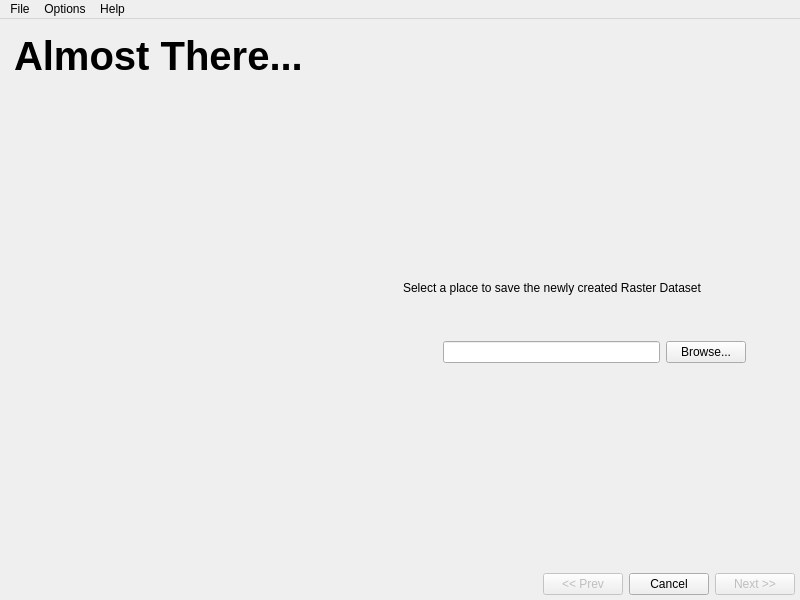
Before: the Qt Designer form new_wizard2.ui in stramel/drasterblaster, drawn with Qt 5.
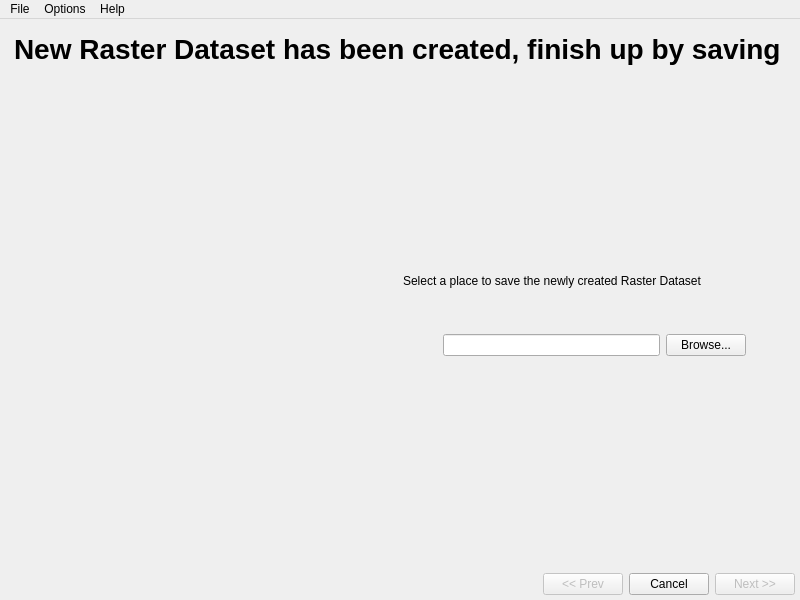
After: the same form once the commit is applied. The open tabs and pages were chosen to show the change. Icons and pictures are not drawn.

Patch:
```diff
--- a/new_wizard2.ui
+++ b/new_wizard2.ui
@@ -473,13 +473,13 @@
          <widget class="QLabel" name="AlmostThere">
           <property name="font">
            <font>
-            <pointsize>30</pointsize>
+            <pointsize>21</pointsize>
             <weight>75</weight>
             <bold>true</bold>
            </font>
           </property>
           <property name="text">
-           <string>Almost There...</string>
+           <string>New Raster Dataset has been created, finish up by saving</string>
           </property>
          </widget>
         </item>
```
Left out of the diff: 12 changed lines with no effect on the pictures.
